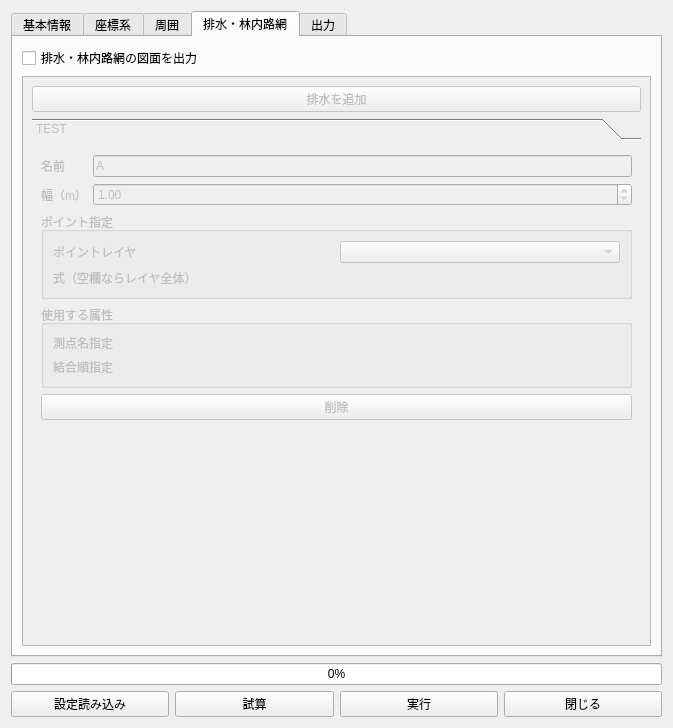
Old version of the form main_dialog.ui in the repository CleanDiesel/RingyoZumenMaker.
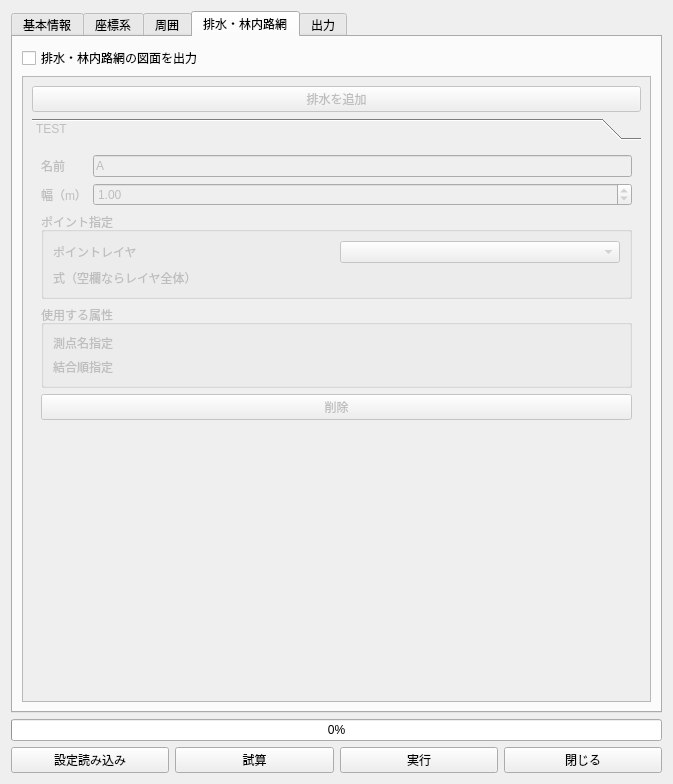
New version of the form. The open tabs and pages were chosen to show the change. Custom widgets are drawn as their Qt base class.

```diff
--- a/main_dialog.ui
+++ b/main_dialog.ui
@@ -7,7 +7,7 @@
     <x>0</x>
     <y>0</y>
     <width>673</width>
-    <height>728</height>
+    <height>784</height>
    </rect>
   </property>
   <property name="sizePolicy">
@@ -443,8 +443,8 @@
            <rect>
             <x>0</x>
             <y>0</y>
-            <width>629</width>
-            <height>573</height>
+            <width>99</width>
+            <height>134</height>
            </rect>
           </property>
           <layout class="QVBoxLayout" name="verticalLayout_12">
@@ -465,8 +465,8 @@
                <rect>
                 <x>0</x>
                 <y>0</y>
-                <width>611</width>
-                <height>495</height>
+                <width>300</width>
+                <height>328</height>
                </rect>
               </property>
               <attribute name="label">
```
Left out of the diff: 12 changed lines with no effect on the pictures.
